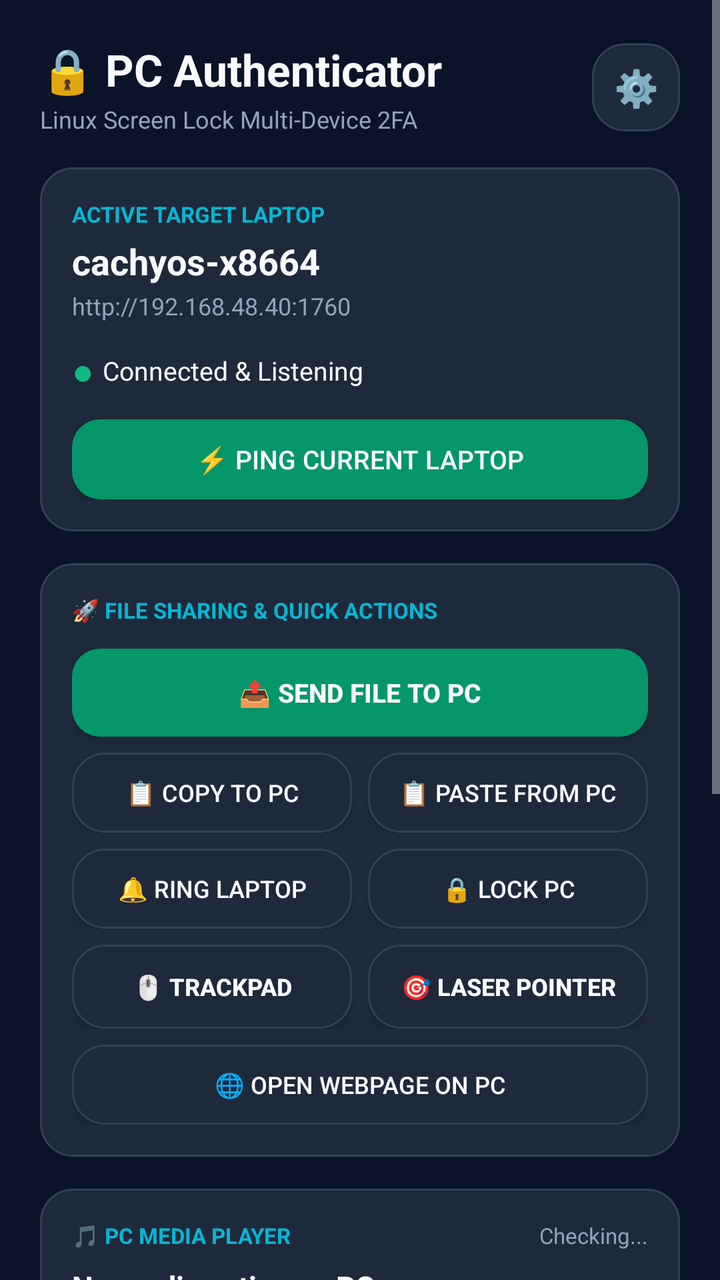
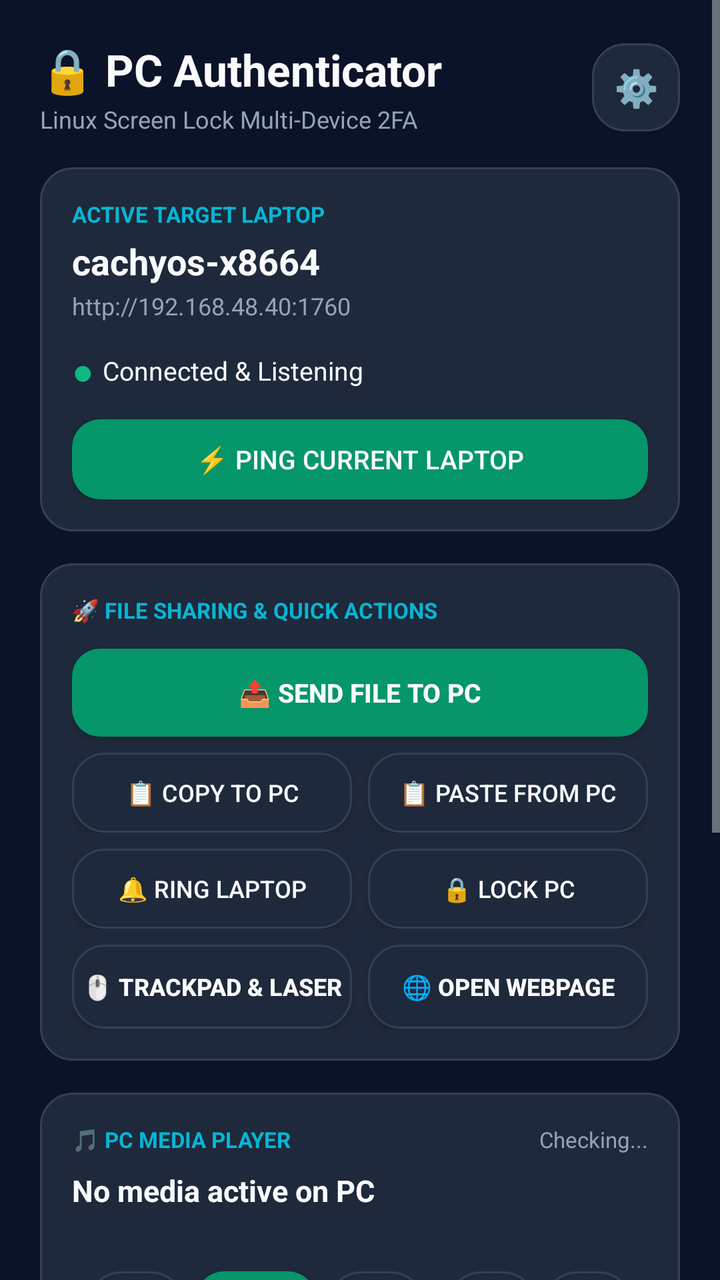

Compare the two renders of this Android layout. The source of the first and the diff that turns it into the second are given below.
<!-- AndroidManifest.xml: application theme AppTheme -->
<!-- res/layout/activity_main.xml -->
<?xml version="1.0" encoding="utf-8"?>
<ScrollView xmlns:android="http://schemas.android.com/apk/res/android"
    android:layout_width="match_parent"
    android:layout_height="match_parent"
    android:background="@color/bg_dark"
    android:fillViewport="true">

    <LinearLayout
        android:layout_width="match_parent"
        android:layout_height="wrap_content"
        android:orientation="vertical"
        android:padding="20dp">

        
        <LinearLayout
            android:layout_width="match_parent"
            android:layout_height="wrap_content"
            android:orientation="horizontal"
            android:gravity="center_vertical"
            android:layout_marginBottom="16dp">

            <LinearLayout
                android:layout_width="0dp"
                android:layout_height="wrap_content"
                android:layout_weight="1"
                android:orientation="vertical">

                <TextView
                    android:layout_width="wrap_content"
                    android:layout_height="wrap_content"
                    android:text="🔒 PC Authenticator"
                    android:textSize="22sp"
                    android:textStyle="bold"
                    android:textColor="@color/text_white" />

                <TextView
                    android:layout_width="wrap_content"
                    android:layout_height="wrap_content"
                    android:text="Linux Screen Lock Multi-Device 2FA"
                    android:textSize="12sp"
                    android:textColor="@color/text_muted"
                    android:layout_marginTop="2dp" />
            </LinearLayout>

            <Button
                android:id="@+id/btn_settings"
                android:layout_width="44dp"
                android:layout_height="44dp"
                android:text="⚙️"
                android:textSize="18sp"
                android:textColor="@color/text_white"
                android:background="@drawable/card_bg" />
        </LinearLayout>

        
        <LinearLayout
            android:layout_width="match_parent"
            android:layout_height="wrap_content"
            android:orientation="vertical"
            android:background="@drawable/card_bg"
            android:padding="16dp"
            android:layout_marginBottom="16dp">

            <TextView
                android:layout_width="wrap_content"
                android:layout_height="wrap_content"
                android:text="ACTIVE TARGET LAPTOP"
                android:textSize="11sp"
                android:textStyle="bold"
                android:textColor="@color/accent_cyan" />

            <TextView
                android:id="@+id/tv_hostname"
                android:layout_width="wrap_content"
                android:layout_height="wrap_content"
                android:text="cachyos-x8664"
                android:textSize="18sp"
                android:textStyle="bold"
                android:textColor="@color/text_white"
                android:layout_marginTop="4dp" />

            <TextView
                android:id="@+id/tv_active_ip"
                android:layout_width="wrap_content"
                android:layout_height="wrap_content"
                android:text="http://192.168.48.40:1760"
                android:textSize="12sp"
                android:textColor="@color/text_muted"
                android:layout_marginTop="2dp" />

            <LinearLayout
                android:layout_width="match_parent"
                android:layout_height="wrap_content"
                android:orientation="horizontal"
                android:gravity="center_vertical"
                android:layout_marginTop="12dp">

                <TextView
                    android:id="@+id/tv_status_dot"
                    android:layout_width="wrap_content"
                    android:layout_height="wrap_content"
                    android:text="● "
                    android:textSize="18sp"
                    android:textColor="@color/status_green" />

                <TextView
                    android:id="@+id/tv_status_text"
                    android:layout_width="wrap_content"
                    android:layout_height="wrap_content"
                    android:text="Connected &amp; Listening"
                    android:textSize="13sp"
                    android:textColor="@color/text_white" />
            </LinearLayout>

            <Button
                android:id="@+id/btn_test_connection"
                android:layout_width="match_parent"
                android:layout_height="40dp"
                android:text="⚡ Ping Current Laptop"
                android:textSize="13sp"
                android:textColor="@color/text_white"
                android:background="@drawable/btn_approve"
                android:layout_marginTop="12dp" />
        </LinearLayout>

        
        <LinearLayout
            android:id="@+id/layout_challenge"
            android:layout_width="match_parent"
            android:layout_height="wrap_content"
            android:orientation="vertical"
            android:background="@drawable/card_bg"
            android:padding="20dp"
            android:layout_marginBottom="16dp"
            android:visibility="gone">

            <TextView
                android:layout_width="wrap_content"
                android:layout_height="wrap_content"
                android:text="⚠️ UNLOCK CHALLENGE ACTIVE"
                android:textSize="13sp"
                android:textStyle="bold"
                android:textColor="@color/accent_cyan" />

            <TextView
                android:id="@+id/tv_challenge_message"
                android:layout_width="wrap_content"
                android:layout_height="wrap_content"
                android:text="Login requested on your laptop. Approve to unlock."
                android:textSize="16sp"
                android:textColor="@color/text_white"
                android:layout_marginTop="8dp" />

            <TextView
                android:id="@+id/tv_timer"
                android:layout_width="wrap_content"
                android:layout_height="wrap_content"
                android:text="Expires in: 35s"
                android:textSize="14sp"
                android:textColor="@color/text_muted"
                android:layout_marginTop="6dp" />

            <Button
                android:id="@+id/btn_approve_challenge"
                android:layout_width="match_parent"
                android:layout_height="54dp"
                android:text="👆 APPROVE WITH FINGERPRINT"
                android:textSize="15sp"
                android:textStyle="bold"
                android:textColor="@color/text_white"
                android:background="@drawable/btn_approve"
                android:layout_marginTop="16dp" />

            <Button
                android:id="@+id/btn_deny_challenge"
                android:layout_width="match_parent"
                android:layout_height="44dp"
                android:text="❌ DENY"
                android:textSize="14sp"
                android:textColor="@color/text_white"
                android:background="@drawable/btn_deny"
                android:layout_marginTop="10dp" />
        </LinearLayout>

        
        <LinearLayout
            android:layout_width="match_parent"
            android:layout_height="wrap_content"
            android:orientation="vertical"
            android:background="@drawable/card_bg"
            android:padding="16dp"
            android:layout_marginBottom="16dp">

            <TextView
                android:layout_width="wrap_content"
                android:layout_height="wrap_content"
                android:text="🚀 FILE SHARING &amp; QUICK ACTIONS"
                android:textSize="11sp"
                android:textStyle="bold"
                android:textColor="@color/accent_cyan" />

            <Button
                android:id="@+id/btn_send_file_to_pc"
                android:layout_width="match_parent"
                android:layout_height="44dp"
                android:text="📤 Send File to PC"
                android:textSize="13sp"
                android:textStyle="bold"
                android:textColor="@color/text_white"
                android:background="@drawable/btn_approve"
                android:layout_marginTop="12dp" />

            <LinearLayout
                android:layout_width="match_parent"
                android:layout_height="wrap_content"
                android:orientation="horizontal"
                android:layout_marginTop="8dp">

                <Button
                    android:id="@+id/btn_send_clip_to_pc"
                    android:layout_width="0dp"
                    android:layout_height="40dp"
                    android:layout_weight="1"
                    android:text="📋 Copy to PC"
                    android:textSize="12sp"
                    android:textColor="@color/text_white"
                    android:background="@drawable/card_bg"
                    android:layout_marginEnd="4dp" />

                <Button
                    android:id="@+id/btn_get_clip_from_pc"
                    android:layout_width="0dp"
                    android:layout_height="40dp"
                    android:layout_weight="1"
                    android:text="📋 Paste from PC"
                    android:textSize="12sp"
                    android:textColor="@color/text_white"
                    android:background="@drawable/card_bg"
                    android:layout_marginStart="4dp" />
            </LinearLayout>

            <LinearLayout
                android:layout_width="match_parent"
                android:layout_height="wrap_content"
                android:orientation="horizontal"
                android:layout_marginTop="8dp">

                <Button
                    android:id="@+id/btn_ring_pc"
                    android:layout_width="0dp"
                    android:layout_height="40dp"
                    android:layout_weight="1"
                    android:text="🔔 Ring Laptop"
                    android:textSize="12sp"
                    android:textColor="@color/text_white"
                    android:background="@drawable/card_bg"
                    android:layout_marginEnd="4dp" />

                <Button
                    android:id="@+id/btn_lock_pc"
                    android:layout_width="0dp"
                    android:layout_height="40dp"
                    android:layout_weight="1"
                    android:text="🔒 Lock PC"
                    android:textSize="12sp"
                    android:textColor="@color/text_white"
                    android:background="@drawable/card_bg"
                    android:layout_marginStart="4dp" />
            </LinearLayout>

            <LinearLayout
                android:layout_width="match_parent"
                android:layout_height="wrap_content"
                android:orientation="horizontal"
                android:layout_marginTop="8dp">

                <Button
                    android:id="@+id/btn_remote_trackpad"
                    android:layout_width="0dp"
                    android:layout_height="42dp"
                    android:layout_weight="1"
                    android:text="🖱️ Trackpad"
                    android:textSize="12sp"
                    android:textStyle="bold"
                    android:textColor="@color/text_white"
                    android:background="@drawable/card_bg"
                    android:layout_marginEnd="4dp" />

                <Button
                    android:id="@+id/btn_laser_pointer"
                    android:layout_width="0dp"
                    android:layout_height="42dp"
                    android:layout_weight="1"
                    android:text="🎯 Laser Pointer"
                    android:textSize="12sp"
                    android:textStyle="bold"
                    android:textColor="@color/text_white"
                    android:background="@drawable/card_bg"
                    android:layout_marginStart="4dp" />
            </LinearLayout>

            <Button
                android:id="@+id/btn_open_webpage"
                android:layout_width="match_parent"
                android:layout_height="40dp"
                android:text="🌐 Open Webpage on PC"
                android:textSize="12sp"
                android:textColor="@color/text_white"
                android:background="@drawable/card_bg"
                android:layout_marginTop="8dp" />
        </LinearLayout>

        
        <LinearLayout
            android:id="@+id/layout_media"
            android:layout_width="match_parent"
            android:layout_height="wrap_content"
            android:orientation="vertical"
            android:background="@drawable/card_bg"
            android:padding="16dp"
            android:layout_marginBottom="16dp">

            <LinearLayout
                android:layout_width="match_parent"
                android:layout_height="wrap_content"
                android:orientation="horizontal"
                android:gravity="center_vertical">

                <TextView
                    android:layout_width="0dp"
                    android:layout_height="wrap_content"
                    android:layout_weight="1"
                    android:text="🎵 PC MEDIA PLAYER"
                    android:textSize="11sp"
                    android:textStyle="bold"
                    android:textColor="@color/accent_cyan" />

                <TextView
                    android:id="@+id/tv_media_status"
                    android:layout_width="wrap_content"
                    android:layout_height="wrap_content"
                    android:text="Checking..."
                    android:textSize="11sp"
                    android:textColor="@color/text_muted" />
            </LinearLayout>

            <TextView
                android:id="@+id/tv_media_title"
                android:layout_width="wrap_content"
                android:layout_height="wrap_content"
                android:text="No media active on PC"
                android:textSize="15sp"
                android:textStyle="bold"
                android:textColor="@color/text_white"
                android:singleLine="true"
                android:ellipsize="end"
                android:layout_marginTop="8dp" />

            <TextView
                android:id="@+id/tv_media_artist"
                android:layout_width="wrap_content"
                android:layout_height="wrap_content"
                android:text=""
                android:textSize="12sp"
                android:textColor="@color/text_muted"
                android:singleLine="true"
                android:ellipsize="end"
                android:layout_marginTop="2dp" />

            
            <LinearLayout
                android:layout_width="match_parent"
                android:layout_height="wrap_content"
                android:orientation="horizontal"
                android:gravity="center"
                android:layout_marginTop="12dp">

                <Button
                    android:id="@+id/btn_media_prev"
                    android:layout_width="48dp"
                    android:layout_height="44dp"
                    android:text="⏮"
                    android:textSize="16sp"
                    android:textColor="@color/text_white"
                    android:background="@drawable/card_bg"
                    android:layout_marginEnd="6dp" />

                <Button
                    android:id="@+id/btn_media_play_pause"
                    android:layout_width="60dp"
                    android:layout_height="44dp"
                    android:text="⏯"
                    android:textSize="18sp"
                    android:textColor="@color/text_white"
                    android:background="@drawable/btn_approve"
                    android:layout_marginEnd="6dp" />

                <Button
                    android:id="@+id/btn_media_next"
                    android:layout_width="48dp"
                    android:layout_height="44dp"
                    android:text="⏭"
                    android:textSize="16sp"
                    android:textColor="@color/text_white"
                    android:background="@drawable/card_bg"
                    android:layout_marginEnd="12dp" />

                <Button
                    android:id="@+id/btn_media_voldown"
                    android:layout_width="44dp"
                    android:layout_height="44dp"
                    android:text="🔉"
                    android:textSize="14sp"
                    android:textColor="@color/text_white"
                    android:background="@drawable/card_bg"
                    android:layout_marginEnd="4dp" />

                <Button
                    android:id="@+id/btn_media_volup"
                    android:layout_width="44dp"
                    android:layout_height="44dp"
                    android:text="🔊"
                    android:textSize="14sp"
                    android:textColor="@color/text_white"
                    android:background="@drawable/card_bg" />
            </LinearLayout>
        </LinearLayout>

        
        <LinearLayout
            android:layout_width="match_parent"
            android:layout_height="wrap_content"
            android:orientation="vertical"
            android:layout_marginBottom="16dp">

            <LinearLayout
                android:layout_width="match_parent"
                android:layout_height="wrap_content"
                android:orientation="horizontal"
                android:gravity="center_vertical"
                android:layout_marginBottom="10dp">

                <TextView
                    android:layout_width="0dp"
                    android:layout_height="wrap_content"
                    android:layout_weight="1"
                    android:text="PAIRED LAPTOPS &amp; PCS"
                    android:textSize="12sp"
                    android:textStyle="bold"
                    android:textColor="@color/accent_cyan" />

                <TextView
                    android:id="@+id/tv_device_count"
                    android:layout_width="wrap_content"
                    android:layout_height="wrap_content"
                    android:text="1 Saved"
                    android:textSize="11sp"
                    android:textColor="@color/text_muted" />
            </LinearLayout>

            
            <LinearLayout
                android:layout_width="match_parent"
                android:layout_height="wrap_content"
                android:orientation="horizontal"
                android:layout_marginBottom="12dp">

                <Button
                    android:id="@+id/btn_scan_network"
                    android:layout_width="0dp"
                    android:layout_height="40dp"
                    android:layout_weight="1"
                    android:text="🔍 Auto-Scan Wi-Fi"
                    android:textSize="12sp"
                    android:textColor="@color/text_white"
                    android:background="@drawable/card_bg"
                    android:layout_marginEnd="6dp" />

                <Button
                    android:id="@+id/btn_add_manual"
                    android:layout_width="0dp"
                    android:layout_height="40dp"
                    android:layout_weight="1"
                    android:text="➕ Add PC Manually"
                    android:textSize="12sp"
                    android:textColor="@color/text_white"
                    android:background="@drawable/card_bg"
                    android:layout_marginStart="6dp" />
            </LinearLayout>

            
            <TextView
                android:id="@+id/tv_scan_status"
                android:layout_width="match_parent"
                android:layout_height="wrap_content"
                android:text="Scanning local network for laptops..."
                android:textColor="@color/accent_cyan"
                android:textSize="12sp"
                android:gravity="center"
                android:padding="8dp"
                android:visibility="gone" />

            
            <LinearLayout
                android:id="@+id/container_devices"
                android:layout_width="match_parent"
                android:layout_height="wrap_content"
                android:orientation="vertical" />

        </LinearLayout>

        
        <LinearLayout
            android:id="@+id/layout_idle"
            android:layout_width="match_parent"
            android:layout_height="wrap_content"
            android:orientation="vertical"
            android:background="@drawable/card_bg"
            android:gravity="center"
            android:padding="20dp">

            <TextView
                android:layout_width="wrap_content"
                android:layout_height="wrap_content"
                android:text="🛡️"
                android:textSize="32sp" />

            <TextView
                android:layout_width="wrap_content"
                android:layout_height="wrap_content"
                android:text="Ready to Authenticate"
                android:textSize="15sp"
                android:textStyle="bold"
                android:textColor="@color/text_white"
                android:layout_marginTop="6dp" />

            <TextView
                android:layout_width="wrap_content"
                android:layout_height="wrap_content"
                android:text="Tap 'Select' on any laptop above to switch which PC to approve. When screen locks, an approval prompt appears instantly."
                android:textSize="12sp"
                android:textColor="@color/text_muted"
                android:gravity="center"
                android:layout_marginTop="4dp" />
        </LinearLayout>

    </LinearLayout>
</ScrollView>
<!-- resources referenced by this layout -->
<resources>
  <color name="accent_cyan">#06b6d4</color>
  <color name="bg_dark">#0b1329</color>
  <color name="status_green">#10b981</color>
  <color name="text_muted">#94a3b8</color>
  <color name="text_white">#f8fafc</color>
  <!-- drawable btn_approve (drawable) -->
  <?xml version="1.0" encoding="utf-8"?>
  <shape xmlns:android="http://schemas.android.com/apk/res/android"
      android:shape="rectangle">
      <solid android:color="@color/btn_approve" />
      <corners android:radius="14dp" />
  </shape>
  <!-- drawable btn_deny (drawable) -->
  <?xml version="1.0" encoding="utf-8"?>
  <shape xmlns:android="http://schemas.android.com/apk/res/android"
      android:shape="rectangle">
      <solid android:color="@color/btn_deny" />
      <corners android:radius="14dp" />
  </shape>
  <!-- drawable card_bg (drawable) -->
  <?xml version="1.0" encoding="utf-8"?>
  <shape xmlns:android="http://schemas.android.com/apk/res/android"
      android:shape="rectangle">
      <solid android:color="@color/card_bg" />
      <corners android:radius="16dp" />
      <stroke android:width="1dp" android:color="@color/card_border" />
  </shape>
  <style name="AppTheme" parent="@android:style/Theme.DeviceDefault.NoActionBar">
          <item name="android:windowBackground">@color/bg_dark</item>
          <item name="android:statusBarColor">@color/bg_dark</item>
          <item name="android:navigationBarColor">@color/bg_dark</item>
      </style>
  <color name="btn_approve">#059669</color>
  <color name="btn_deny">#dc2626</color>
  <color name="card_bg">#1e293b</color>
  <color name="card_border">#334155</color>
</resources>

<!-- the commit's change to res/layout/activity_main.xml (unified diff, before → after) -->
@@ -279,7 +279,7 @@
                     android:layout_width="0dp"
                     android:layout_height="42dp"
                     android:layout_weight="1"
-                    android:text="🖱️ Trackpad"
+                    android:text="🖱️ Trackpad &amp; Laser"
                     android:textSize="12sp"
                     android:textStyle="bold"
                     android:textColor="@color/text_white"
@@ -287,27 +287,17 @@
                     android:layout_marginEnd="4dp" />
 
                 <Button
-                    android:id="@+id/btn_laser_pointer"
+                    android:id="@+id/btn_open_webpage"
                     android:layout_width="0dp"
                     android:layout_height="42dp"
                     android:layout_weight="1"
-                    android:text="🎯 Laser Pointer"
+                    android:text="🌐 Open Webpage"
                     android:textSize="12sp"
                     android:textStyle="bold"
                     android:textColor="@color/text_white"
                     android:background="@drawable/card_bg"
                     android:layout_marginStart="4dp" />
             </LinearLayout>
-
-            <Button
-                android:id="@+id/btn_open_webpage"
-                android:layout_width="match_parent"
-                android:layout_height="40dp"
-                android:text="🌐 Open Webpage on PC"
-                android:textSize="12sp"
-                android:textColor="@color/text_white"
-                android:background="@drawable/card_bg"
-                android:layout_marginTop="8dp" />
         </LinearLayout>
 
         
